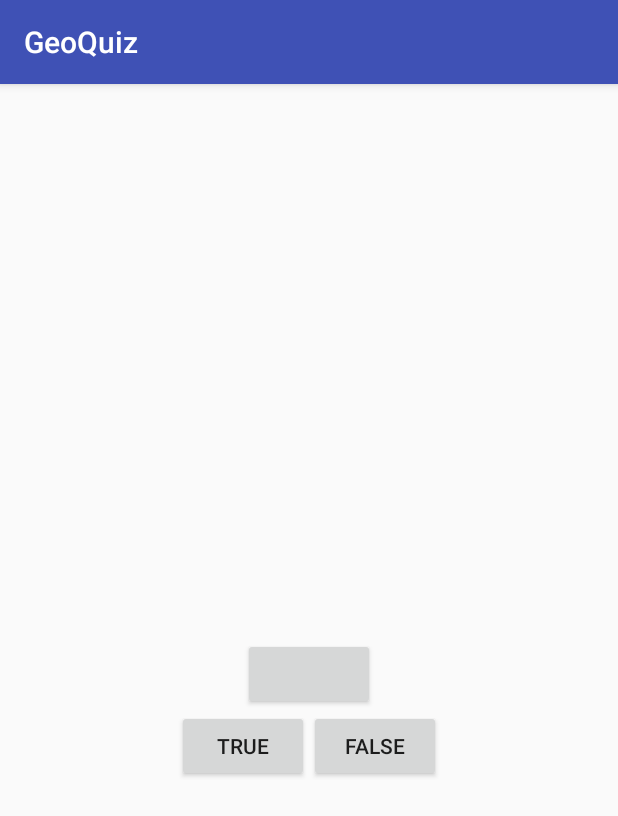
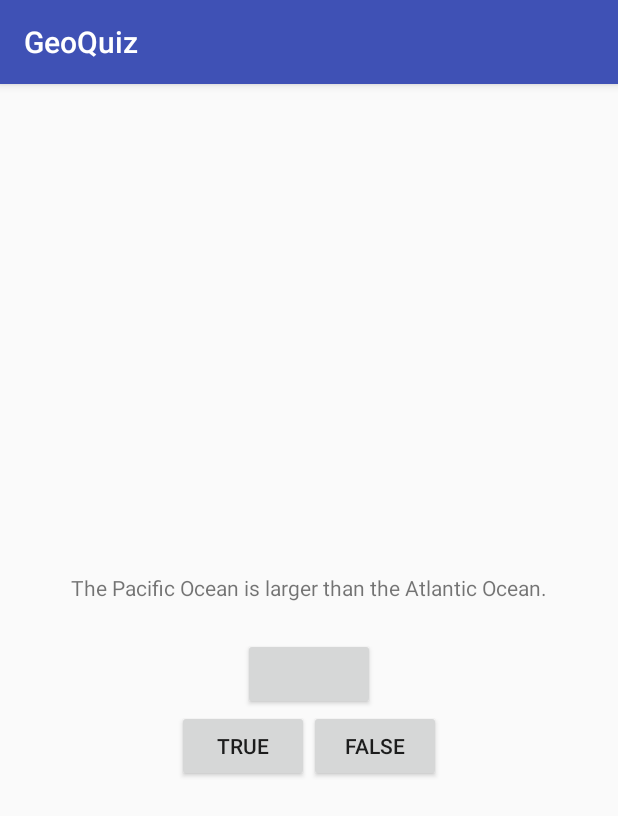
Before and after one commit to cskiro/GeoQuiz, an Android app: the screen it shows after launch (QuizActivity), on a phone screen of 412 x 824 dp. Shown: the top 816 px of the screen. Run offline under Robolectric (Android 15) with nearby library versions, the phone set to English and light mode, and no system bars.

Commit message:
Wiring up Question TextView with questions

```diff
--- a/app/src/main/java/com/example/skiroc/geoquiz_v20/QuizActivity.java
+++ b/app/src/main/java/com/example/skiroc/geoquiz_v20/QuizActivity.java
@@ -4,12 +4,29 @@ import android.support.v7.app.AppCompatActivity;
 import android.os.Bundle;
 import android.view.View;
 import android.widget.Button;
+import android.widget.TextView;
 import android.widget.Toast;
 
 public class QuizActivity extends AppCompatActivity {
 
     private Button mTrueButton;
     private Button mFalseButton;
+    private Button mNextButton;
+    private TextView mQuestionTextView;
+
+    /**
+     * Calling the Question constructor to create
+     * an array of Question objects
+     */
+    private Question[] mQuestionBank = new Question[] {
+            new Question(R.string.question_oceans, true),
+            new Question(R.string.question_mideast, false),
+            new Question(R.string.question_africa, false),
+            new Question(R.string.question_americas, true),
+            new Question(R.string.question_asia, true),
+    };
+
+    private int mCurrentIndex = 0;
 
     @Override
     protected void onCreate(Bundle savedInstanceState) {
@@ -19,6 +36,11 @@ public class QuizActivity extends AppCompatActivity {
         // Getting references to Widgets
         mTrueButton = (Button) findViewById(R.id.true_button);
         mFalseButton = (Button) findViewById(R.id.false_button);
+        mQuestionTextView = (TextView) findViewById(R.id.question_text_view);
+
+        // Setting Question TextView text to current question
+        int question = mQuestionBank[mCurrentIndex].getTextResId();
+        mQuestionTextView.setText(question);
 
         // Setting OnClick Listener for True/False Buttons
         mTrueButton.setOnClickListener(new View.OnClickListener() {
```
